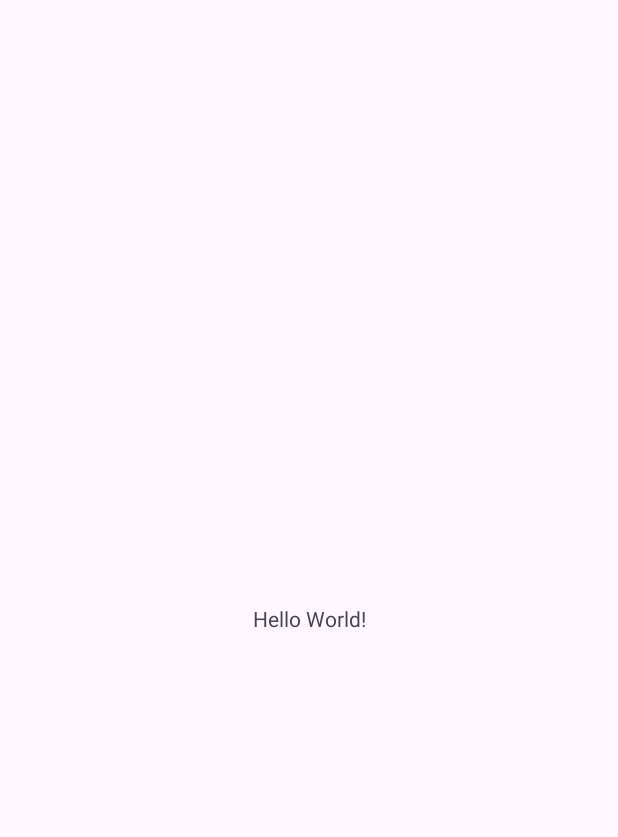
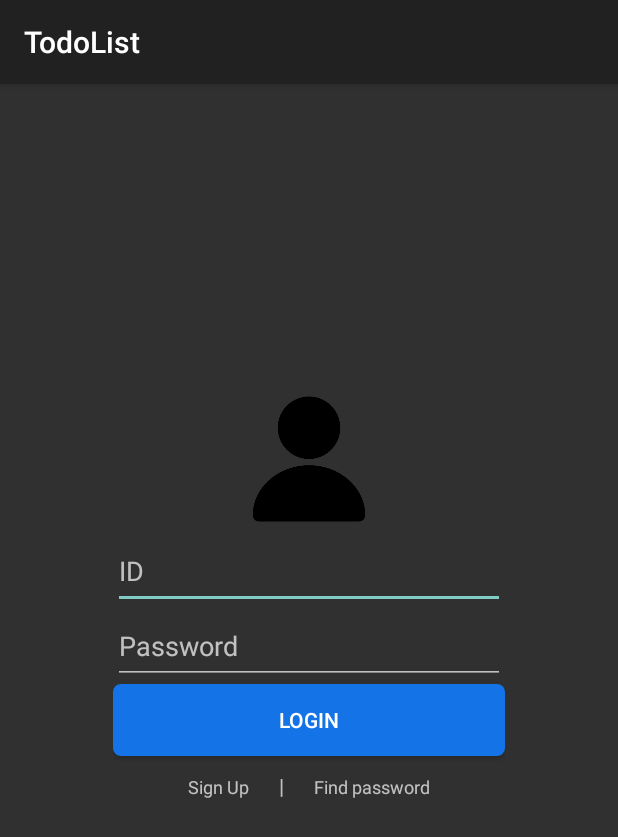
Before and after one commit to jihwan20/TodoList, an Android app: the screen it shows after launch (MainActivity), on a phone screen of 412 x 824 dp. Before the commit the part shown is almost empty. Shown: the top 837 px of the screen. Run offline under Robolectric (Android 15) with nearby library versions, the phone set to English and light mode, and no system bars.

Commit message:
로그인 초기 UI 설계

```diff
--- a/app/src/main/java/com/bjh/MainActivity.java
+++ b/app/src/main/java/com/bjh/MainActivity.java
@@ -11,14 +11,8 @@ import androidx.core.view.WindowInsetsCompat;
 public class MainActivity extends AppCompatActivity {
 
     @Override
-    protected void onCreate(Bundle savedInstanceState) {
-        super.onCreate(savedInstanceState);
-        EdgeToEdge.enable(this);
-        setContentView(R.layout.activity_main);
-        ViewCompat.setOnApplyWindowInsetsListener(findViewById(R.id.main), (v, insets) -> {
-            Insets systemBars = insets.getInsets(WindowInsetsCompat.Type.systemBars());
-            v.setPadding(systemBars.left, systemBars.top, systemBars.right, systemBars.bottom);
-            return insets;
-        });
+    protected void onCreate(Bundle saverInstanceState) {
+        super.onCreate(saverInstanceState);
+        setContentView(R.layout.activity_login);
     }
 }
--- /dev/null
+++ b/app/src/main/res/drawable/btn_color.xml
@@ -0,0 +1,13 @@
+<?xml version="1.0" encoding="utf-8"?>
+<shape xmlns:android="http://schemas.android.com/apk/res/android"
+    android:shape="rectangle" android:padding = "10dp">
+    <!-- 버튼 색깔 -->
+    <solid android:color="#1473E6"/>
+
+    <corners
+        android:bottomLeftRadius="5dp"
+        android:bottomRightRadius="5dp"
+        android:topLeftRadius="5dp"
+        android:topRightRadius="5dp"/>
+
+</shape>
--- /dev/null
+++ b/app/src/main/res/layout/activity_login.xml
@@ -0,0 +1,72 @@
+<?xml version="1.0" encoding="utf-8"?>
+<LinearLayout xmlns:android="http://schemas.android.com/apk/res/android"
+    android:layout_width="match_parent"
+    android:layout_height="match_parent"
+    android:layout_marginTop="200dp"
+    android:layout_marginRight="75dp"
+    android:layout_marginLeft="75dp"
+    android:orientation="vertical">
+
+    <ImageView
+        android:layout_width="100dp"
+        android:layout_height="100dp"
+        android:background="@null"
+        android:src="@drawable/login_image"
+        android:layout_gravity="center">
+    </ImageView>
+
+    <EditText
+        android:layout_width="match_parent"
+        android:hint="ID"
+        android:layout_height="50dp">
+    </EditText>
+
+    <EditText
+        android:layout_width="match_parent"
+        android:hint="Password"
+        android:layout_height="50dp">
+    </EditText>
+
+    <Button
+        android:layout_width="match_parent"
+        android:layout_height="wrap_content"
+        android:gravity="center"
+        android:background="@drawable/btn_color"
+        android:text="Login">
+    </Button>
+
+    <LinearLayout
+        android:layout_width="match_parent"
+        android:layout_height="wrap_content"
+        android:orientation="horizontal"
+        android:weightSum="10">
+
+        <TextView
+            android:layout_width="wrap_content"
+            android:layout_height="wrap_content"
+            android:layout_weight="5"
+            android:gravity="right"
+            android:textSize="12sp"
+            android:layout_margin="10dp"
+            android:text="Sign Up">
+        </TextView>
+
+        <TextView
+            android:layout_width="wrap_content"
+            android:layout_height="wrap_content"
+            android:layout_margin="10dp"
+            android:text="|">
+        </TextView>
+
+        <TextView
+            android:layout_width="wrap_content"
+            android:layout_height="wrap_content"
+            android:layout_weight="5"
+            android:textSize="12sp"
+            android:layout_margin="10dp"
+            android:text="Find password">
+        </TextView>
+
+    </LinearLayout>
+
+</LinearLayout>
--- a/app/src/main/res/values/themes.xml
+++ b/app/src/main/res/values/themes.xml
@@ -1,6 +1,6 @@
 <resources xmlns:tools="http://schemas.android.com/tools">
     <!-- Base application theme. -->
-    <style name="Base.Theme.TodoList" parent="Theme.Material3.DayNight.NoActionBar">
+    <style name="Base.Theme.TodoList" parent="Theme.AppCompat">
         <!-- Customize your light theme here. -->
         <!-- <item name="colorPrimary">@color/my_light_primary</item> -->
     </style>
```
Also changed, not shown: app/src/main/res/drawable/login_button.png (added), app/src/main/res/drawable/login_image.png (added).
